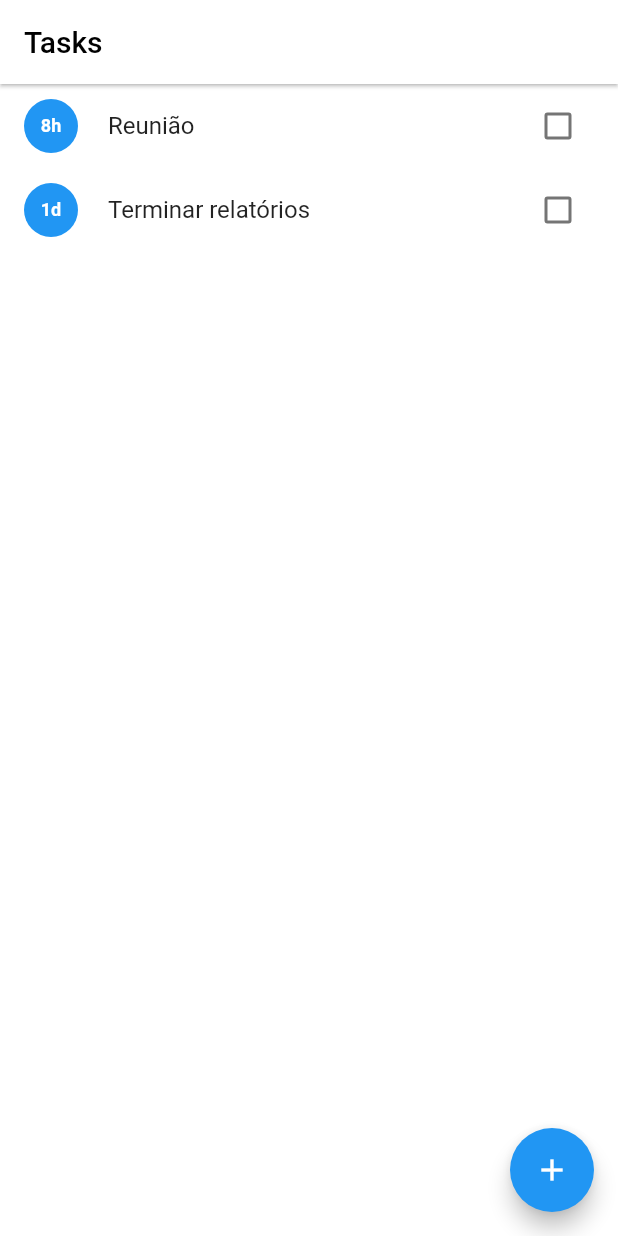
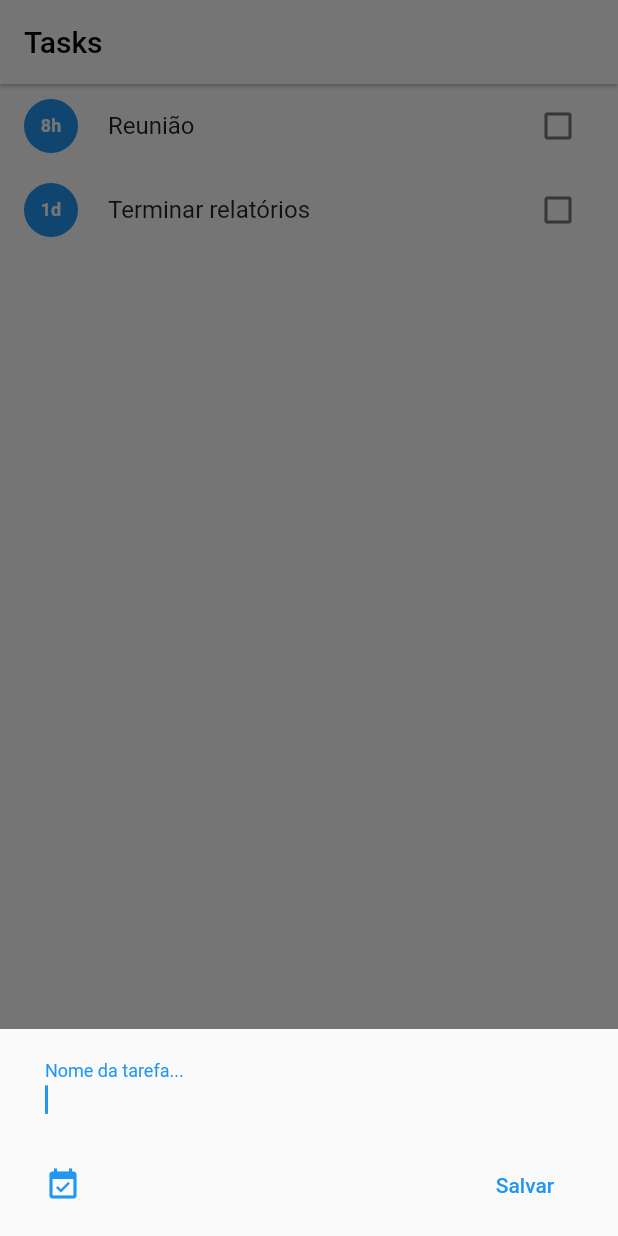
Before and after one commit to jpssantiago/task-app, a Flutter app: the screen it shows after launch, after a tap on the "add" icon, on a phone screen of 412 x 824 dp. Run offline on Flutter 3.47's test engine with Material 2 defaults, Android fonts, the phone set to English and light mode, and no system bars.

Commit message:
Added 1st version of add task modal.

```diff
--- a/lib/pages/home/home_page.dart
+++ b/lib/pages/home/home_page.dart
@@ -23,7 +23,7 @@ class HomePage extends StatelessWidget {
             tasks: provider.tasks,
           ),
         ),
-        floatingActionButton: buildFloatingActionButton(),
+        floatingActionButton: buildFloatingActionButton(context),
       ),
     );
   }
--- /dev/null
+++ b/lib/widgets/add_task_modal.dart
@@ -0,0 +1,68 @@
+import 'package:flutter/material.dart';
+
+void showAddTaskModal(BuildContext context) {
+  showModalBottomSheet(
+    context: context,
+    isScrollControlled: true,
+    builder: (context) {
+      final Size size = MediaQuery.of(context).size;
+
+      return Padding(
+        padding: MediaQuery.of(context).viewInsets,
+        child: Column(
+          mainAxisSize: MainAxisSize.min,
+          crossAxisAlignment: CrossAxisAlignment.start,
+          children: [
+            buildTextField(size),
+            Container(height: 10),
+            buildRowButtons(),
+          ],
+        ),
+      );
+    },
+  );
+}
+
+Padding buildTextField(Size size) {
+  return Padding(
+    padding: const EdgeInsets.only(
+      left: 30,
+      right: 30,
+      top: 10,
+    ),
+    child: Container(
+      width: size.width,
+      height: 60,
+      child: TextField(
+        decoration: InputDecoration(
+          labelText: 'Nome da tarefa...',
+          border: InputBorder.none,
+        ),
+        autofocus: true,
+      ),
+    ),
+  );
+}
+
+Padding buildRowButtons() {
+  return Padding(
+    padding: const EdgeInsets.only(
+      left: 30,
+      right: 30,
+      bottom: 10,
+    ),
+    child: Row(
+      mainAxisAlignment: MainAxisAlignment.spaceBetween,
+      children: [
+        Icon(
+          Icons.event_available,
+          color: Colors.blue,
+        ),
+        TextButton(
+          child: Text('Salvar'),
+          onPressed: () {},
+        )
+      ],
+    ),
+  );
+}
--- a/lib/widgets/floating_action_button.dart
+++ b/lib/widgets/floating_action_button.dart
@@ -1,8 +1,9 @@
 import 'package:flutter/material.dart';
+import 'package:task_app/widgets/add_task_modal.dart';
 
-FloatingActionButton buildFloatingActionButton() {
+FloatingActionButton buildFloatingActionButton(BuildContext context) {
   return FloatingActionButton(
     child: Icon(Icons.add),
-    onPressed: () {},
+    onPressed: () => showAddTaskModal(context),
   );
 }
```
